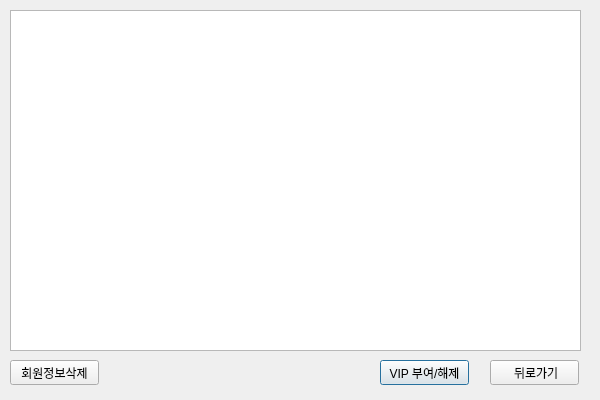
The window that Yanolja_serv/user.ui (mssung34/Yanolja) describes before a commit, drawn with Qt 5.
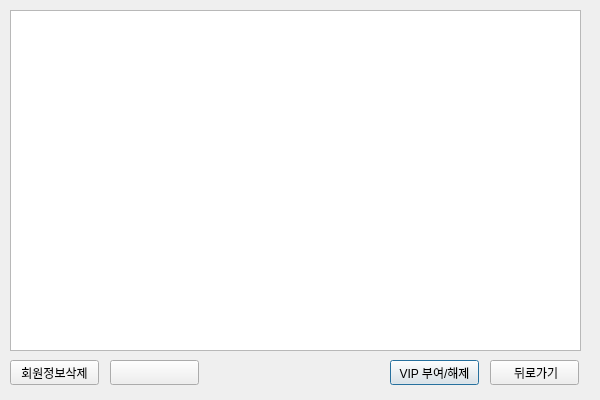
The same window after the commit.

The edit to the form file:
```diff
--- a/Yanolja_serv/user.ui
+++ b/Yanolja_serv/user.ui
@@ -26,7 +26,7 @@
   <widget class="QPushButton" name="vip_btn">
    <property name="geometry">
     <rect>
-     <x>380</x>
+     <x>390</x>
      <y>360</y>
      <width>89</width>
      <height>25</height>
@@ -62,6 +62,19 @@
     <string>회원정보삭제</string>
    </property>
   </widget>
+  <widget class="QPushButton" name="listslt_btn">
+   <property name="geometry">
+    <rect>
+     <x>110</x>
+     <y>360</y>
+     <width>89</width>
+     <height>25</height>
+    </rect>
+   </property>
+   <property name="text">
+    <string/>
+   </property>
+  </widget>
  </widget>
  <resources/>
  <connections/>
```
